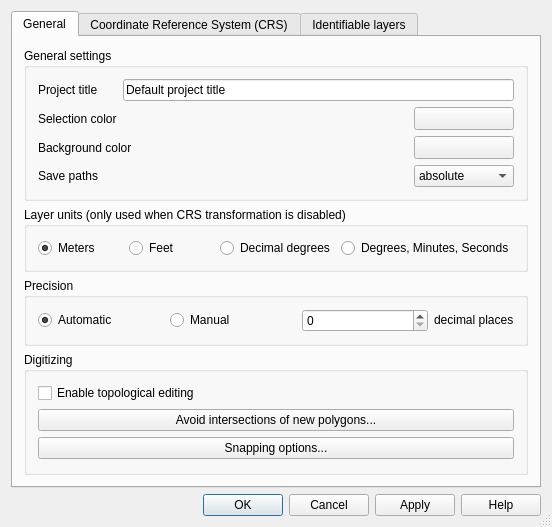
This is qgis/src/ui/qgsprojectpropertiesbase.ui in sourcepole/qgis as Qt 5 draws it before an edit. The edited form follows.
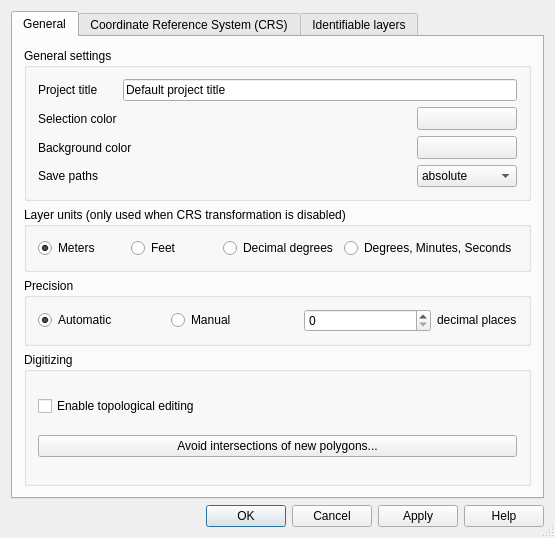
This is the edited form. Custom widgets are drawn as their Qt base class.

The edit to the form file:
```diff
--- a/qgis/src/ui/qgsprojectpropertiesbase.ui
+++ b/qgis/src/ui/qgsprojectpropertiesbase.ui
@@ -6,8 +6,8 @@
    <rect>
     <x>0</x>
     <y>0</y>
-    <width>552</width>
-    <height>525</height>
+    <width>555</width>
+    <height>538</height>
    </rect>
   </property>
   <property name="windowTitle">
@@ -301,13 +301,6 @@
             </property>
            </widget>
           </item>
-          <item row="2" column="0">
-           <widget class="QPushButton" name="mSnappingOptionsPushButton">
-            <property name="text">
-             <string>Snapping options...</string>
-            </property>
-           </widget>
-          </item>
          </layout>
         </widget>
        </item>
```
Left out of the diff: 1 changed line with no effect on the pictures.
